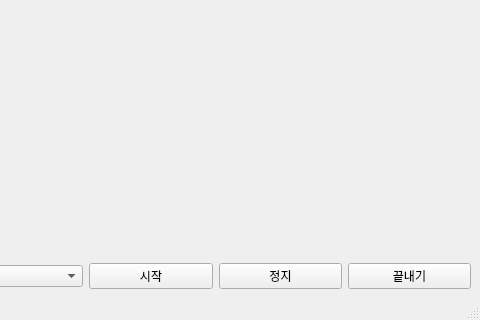
Above: mainwindow.ui from Kumazuma/QTWebpCam before the change; both pictures show x 178 to 658 and y 120 to 440 of the 658 by 440 pixel window. Below: the same form after it.
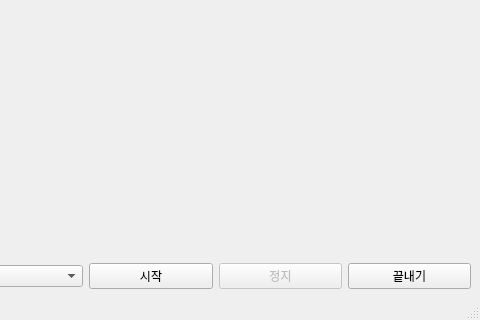
That is the form after the change.

What changed in the file:
```diff
--- a/mainwindow.ui
+++ b/mainwindow.ui
@@ -191,6 +191,9 @@
       </item>
       <item>
        <widget class="QPushButton" name="btnStop">
+        <property name="enabled">
+         <bool>false</bool>
+        </property>
         <property name="text">
          <string>정지</string>
         </property>
```
